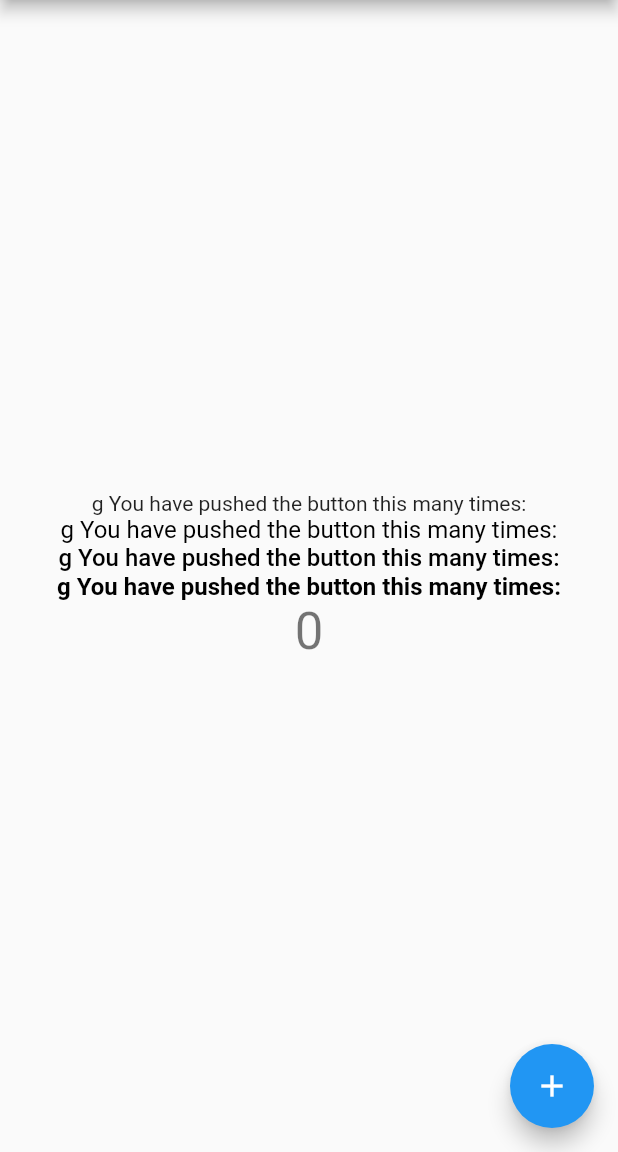
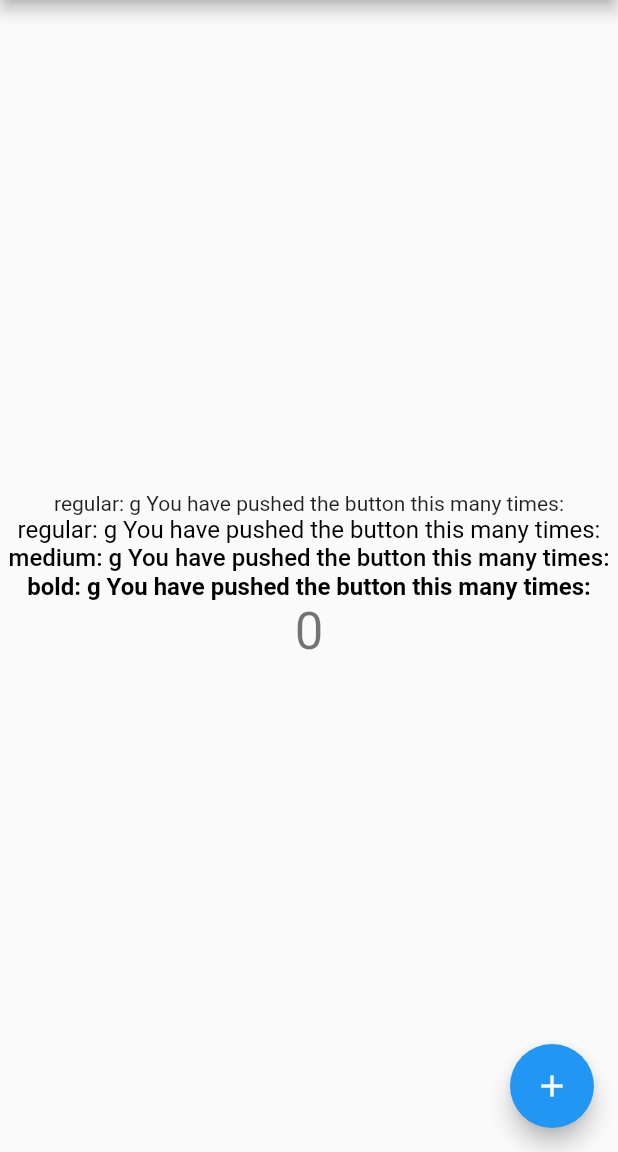
Before and after one commit to DEMO0130/FlutterRenderIssue, a Flutter app: the screen it shows after launch, on a phone screen of 412 x 824 dp, the part 84-1236 px from its top. Run offline on Flutter 3.47's test engine with Material 2 defaults, Android fonts, the phone set to English and light mode, and no system bars.

Commit message:
【Feature】修改文案

```diff
--- a/flutter_app/lib/main.dart
+++ b/flutter_app/lib/main.dart
@@ -98,10 +98,10 @@ class _MyHomePageState extends State<MyHomePage> {
           mainAxisAlignment: MainAxisAlignment.center,
           children: <Widget>[
             Text(
-              'g You have pushed the button this many times:',
+              'regular: g You have pushed the button this many times:',
             ),
             Text(
-              'g You have pushed the button this many times:',
+              'regular: g You have pushed the button this many times:',
               style: TextStyle(
                 fontSize:16,
                 color: Colors.black,
@@ -109,7 +109,7 @@ class _MyHomePageState extends State<MyHomePage> {
               ),
             ),
             Text(
-              'g You have pushed the button this many times:',
+              'medium: g You have pushed the button this many times:',
               style: TextStyle(
                 fontSize:16,
                 color: Colors.black,
@@ -118,7 +118,7 @@ class _MyHomePageState extends State<MyHomePage> {
             ),
 
             Text(
-              'g You have pushed the button this many times:',
+              'bold: g You have pushed the button this many times:',
               style: TextStyle(
                 fontSize:16,
                 color: Colors.black,
```
Also changed, not shown: 1 other file.
